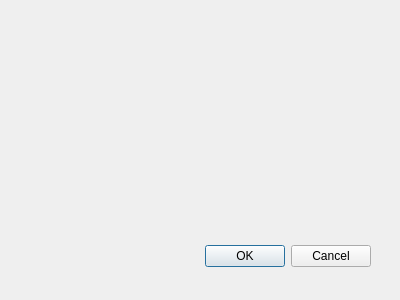
First picture: the form in qtClient/settingsdialog.ui, repository everystone/p2p, before the edit.
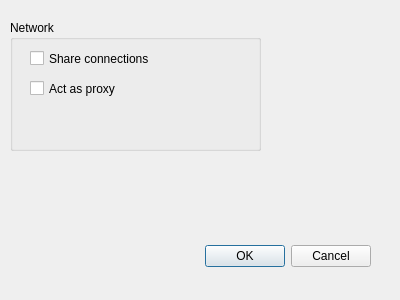
Second picture: the form after the edit.

```diff
--- a/qtClient/settingsdialog.ui
+++ b/qtClient/settingsdialog.ui
@@ -31,6 +31,45 @@
     <set>QDialogButtonBox::Cancel|QDialogButtonBox::Ok</set>
    </property>
   </widget>
+  <widget class="QGroupBox" name="groupBox_network">
+   <property name="geometry">
+    <rect>
+     <x>10</x>
+     <y>20</y>
+     <width>251</width>
+     <height>131</height>
+    </rect>
+   </property>
+   <property name="title">
+    <string>Network</string>
+   </property>
+   <widget class="QCheckBox" name="checkBox_share_connections">
+    <property name="geometry">
+     <rect>
+      <x>20</x>
+      <y>30</y>
+      <width>121</width>
+      <height>17</height>
+     </rect>
+    </property>
+    <property name="text">
+     <string>Share connections</string>
+    </property>
+   </widget>
+   <widget class="QCheckBox" name="checkBox_act_as_proxy">
+    <property name="geometry">
+     <rect>
+      <x>20</x>
+      <y>60</y>
+      <width>131</width>
+      <height>17</height>
+     </rect>
+    </property>
+    <property name="text">
+     <string>Act as proxy</string>
+    </property>
+   </widget>
+  </widget>
  </widget>
  <pixmapfunction/>
  <resources/>
```
Left out of the diff: 5 changed lines with no effect on the pictures.
